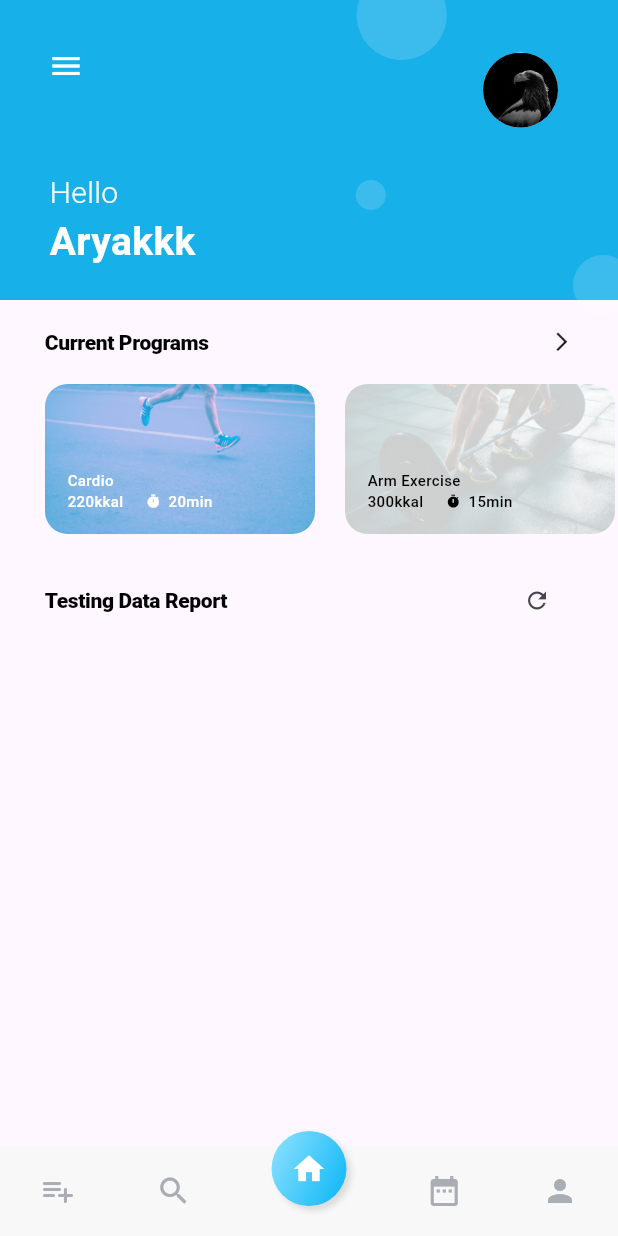
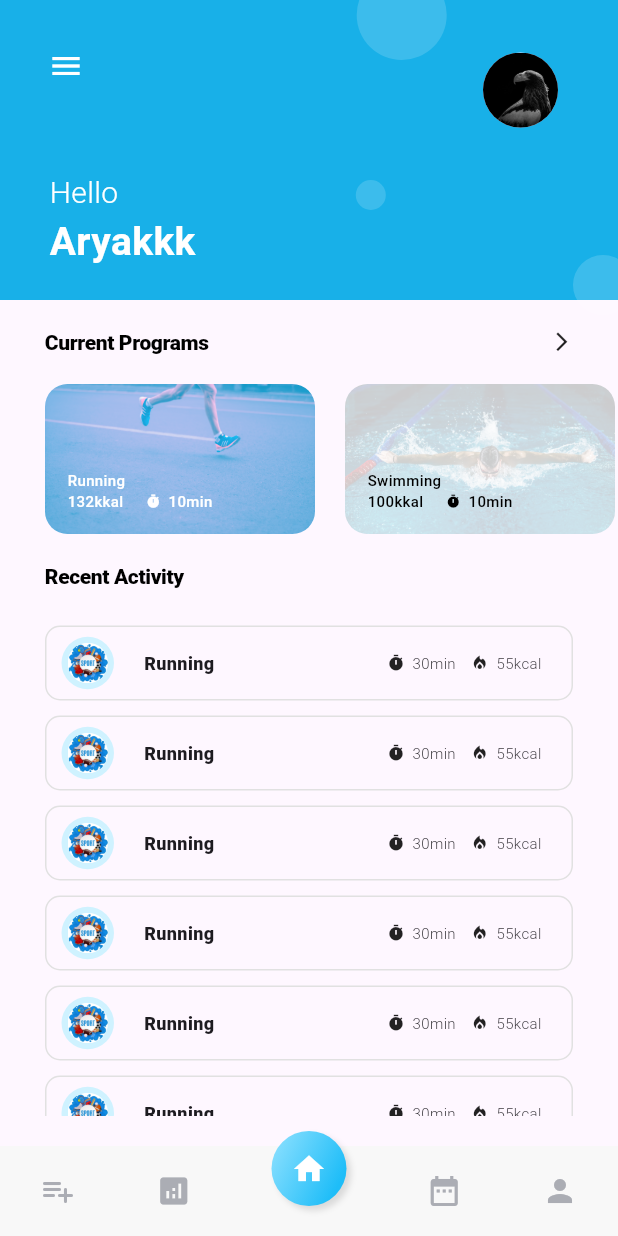
Before and after one commit to iostream-code/fitmo_mobile, a Flutter app: the screen it shows after launch, on a phone screen of 412 x 824 dp. Run offline on Flutter 3.47's test engine with Material 3 defaults, Android fonts, the phone set to English and light mode, and no system bars; our stand-ins replace animated_splash_screen, cloud_firestore, firebase_core, permission_handler; missing offline and left inert: health; accounts and stored records are empty.

Commit message:
Add config for fetch firestore data

```diff
--- a/lib/main.dart
+++ b/lib/main.dart
@@ -1,15 +1,13 @@
 import 'package:firebase_core/firebase_core.dart';
 import 'package:fitmo_mobile/firebase_options.dart';
+import 'package:fitmo_mobile/pages/reports/report_page.dart';
 import 'package:flutter/material.dart';
-import 'package:flutter/services.dart';
 import 'package:permission_handler/permission_handler.dart';
-import 'package:fitmo_mobile/pages/activity/activity_screen.dart';
-import 'package:fitmo_mobile/pages/home/home_screen.dart';
+import 'package:fitmo_mobile/pages/activity/activity_page.dart';
+import 'package:fitmo_mobile/pages/home/home_page.dart';
 import 'package:fitmo_mobile/splash_screen.dart';
 
 void main() async {
-  SystemChrome.setEnabledSystemUIMode(SystemUiMode.immersive);
-
   WidgetsFlutterBinding.ensureInitialized();
   await Firebase.initializeApp(
     options: DefaultFirebaseOptions.currentPlatform,
@@ -43,6 +41,7 @@ class MyApp extends StatelessWidget {
       routes: {
         '/loader': (context) => const SplashScreen(),
         '/': (context) => const HomePage(),
+        '/report': (context) => const ReportPage(),
         '/activity': (context) => const ActivityPage(),
       },
       initialRoute: '/loader',
--- a/lib/models/fitness_program.dart
+++ b/lib/models/fitness_program.dart
@@ -25,23 +25,23 @@ class FitnessProgram {
 final List<FitnessProgram> fitnessPrograms = [
   FitnessProgram(
     image: const AssetImage('assets/running.jpg'),
-    name: 'Cardio',
-    cals: '220kkal',
-    time: '20min',
+    name: 'Running',
+    cals: '132kkal',
+    time: '10min',
     type: ProgramType.cardio,
   ),
   FitnessProgram(
-    image: const AssetImage('assets/weights.jpg'),
-    name: 'Arm Exercise',
-    cals: '300kkal',
-    time: '15min',
+    image: const AssetImage('assets/swimming.jpg'),
+    name: 'Swimming',
+    cals: '100kkal',
+    time: '10min',
     type: ProgramType.lift,
   ),
   FitnessProgram(
-    image: const AssetImage('assets/body.jpg'),
-    name: 'Body Exercise',
-    cals: '280kkal',
-    time: '10min',
+    image: const AssetImage('assets/cycling.jpg'),
+    name: 'Cycling',
+    cals: '147kkal',
+    time: '15min',
     type: ProgramType.body,
   ),
 ];
--- a/lib/pages/home/home_screen.dart
+++ b/lib/pages/home/home_page.dart
@@ -1,7 +1,7 @@
 import 'package:fitmo_mobile/pages/home/home_controller.dart';
+import 'package:fitmo_mobile/pages/home/widgets/activity.dart';
 import 'package:fitmo_mobile/pages/home/widgets/current.dart';
 import 'package:fitmo_mobile/pages/home/widgets/header.dart';
-import 'package:fitmo_mobile/pages/home/widgets/testing.dart';
 import 'package:fitmo_mobile/widgets/bottom_nav.dart';
 import 'package:flutter/material.dart';
 
@@ -26,8 +26,7 @@ class _HomePageState extends State<HomePage> {
         children: [
           AppHeader(),
           CurrentPrograms(),
-          // RecentActivities(),
-          Testing(),
+          RecentActivities(),
           BottomNav(),
         ],
       ),
--- a/lib/splash_screen.dart
+++ b/lib/splash_screen.dart
@@ -1,5 +1,5 @@
 import 'package:animated_splash_screen/animated_splash_screen.dart';
-import 'package:fitmo_mobile/pages/home/home_screen.dart';
+import 'package:fitmo_mobile/pages/home/home_page.dart';
 import 'package:flutter/material.dart';
 // import 'package:lottie/lottie.dart';
 
--- a/lib/widgets/bottom_nav.dart
+++ b/lib/widgets/bottom_nav.dart
@@ -1,4 +1,5 @@
 import 'package:flutter/material.dart';
+import 'package:flutter/widgets.dart';
 
 class BottomNav extends StatelessWidget {
   const BottomNav({Key? key}) : super(key: key);
@@ -17,8 +18,13 @@ class BottomNav extends StatelessWidget {
             const Icon(
               Icons.playlist_add_rounded,
             ),
-            const Icon(
-              Icons.search,
+            GestureDetector(
+              onTap: () {
+                Navigator.of(context).pushNamed('/report');
+              },
+              child: const Icon(
+                Icons.analytics,
+              ),
             ),
             Transform.translate(
               offset: const Offset(0, -15),
```
Also changed, not shown: lib/models/fitness_data.dart (added, +52 -0 lines), lib/pages/home/widgets/fitness_card.dart (added, +45 -0 lines), lib/pages/reports/report_page.dart (added, +46 -0 lines), lib/pages/reports/widgets/fitness_report.dart (added, +72 -0 lines), lib/services/fitness_database.dart (added, +35 -0 lines), assets/cycling.jpg (added), assets/swimming.jpg (added), lib/pages/activity/activity_page.dart (renamed from lib/pages/activity/activity_screen.dart), lib/pages/reports/report.dart (deleted).
